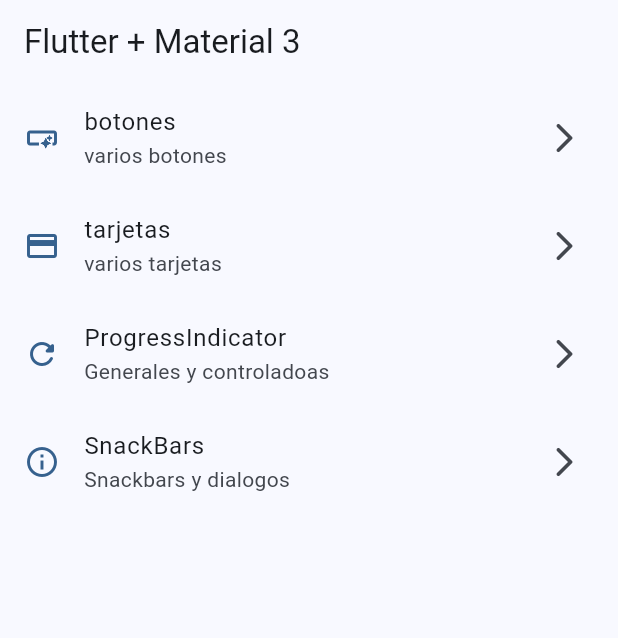
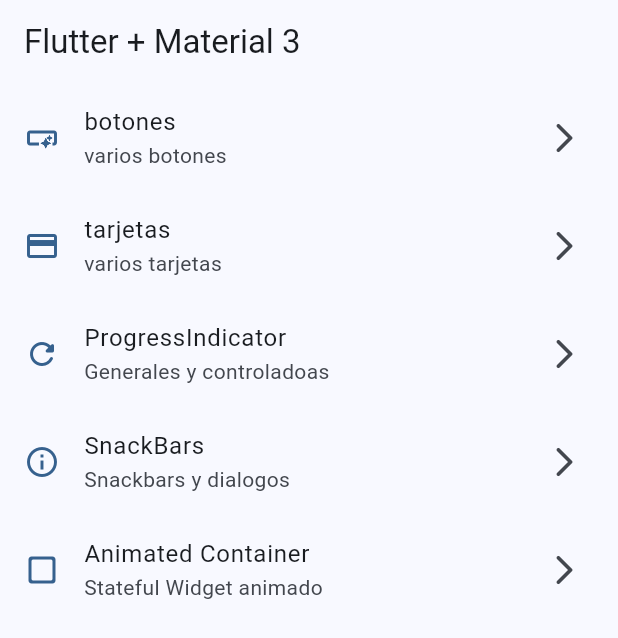
Before and after one commit to Federicoegas001/widget_app, a Flutter app: the screen it shows after launch, on a phone screen of 412 x 824 dp. Shown: the top 638 px of the screen. Run offline on Flutter 3.47's test engine with Material 3 defaults, Android fonts, the phone set to English and light mode, and no system bars; our stand-ins replace go_router.

Commit message:
animated container terminado

```diff
--- a/lib/config/menu/menu_item.dart
+++ b/lib/config/menu/menu_item.dart
@@ -37,5 +37,11 @@ const List<MenuItem> appMenuItems = [
     subtitle: 'Snackbars y dialogos',
     link: '/snackbar',
     icon: Icons.info_outline,
+  ),
+  MenuItem(
+    title: 'Animated Container',
+    subtitle: 'Stateful Widget animado',
+    link: '/animated-container',
+    icon: Icons.check_box_outline_blank_rounded,
   )
 ];
--- a/lib/config/router/app_router.dart
+++ b/lib/config/router/app_router.dart
@@ -22,5 +22,9 @@ final appRouter = GoRouter(routes: [
   GoRoute(
     path: '/snackbar',
     builder: (context, state) => const SnackBarScreen(),
+  ),
+  GoRoute(
+    path: '/animated-container',
+    builder: (context, state) => const AnimatedScreen(),
   )
 ]);
```
Also changed, not shown: lib/presentation/screens/animated/animated_screen.dart (+45 -2 lines).
